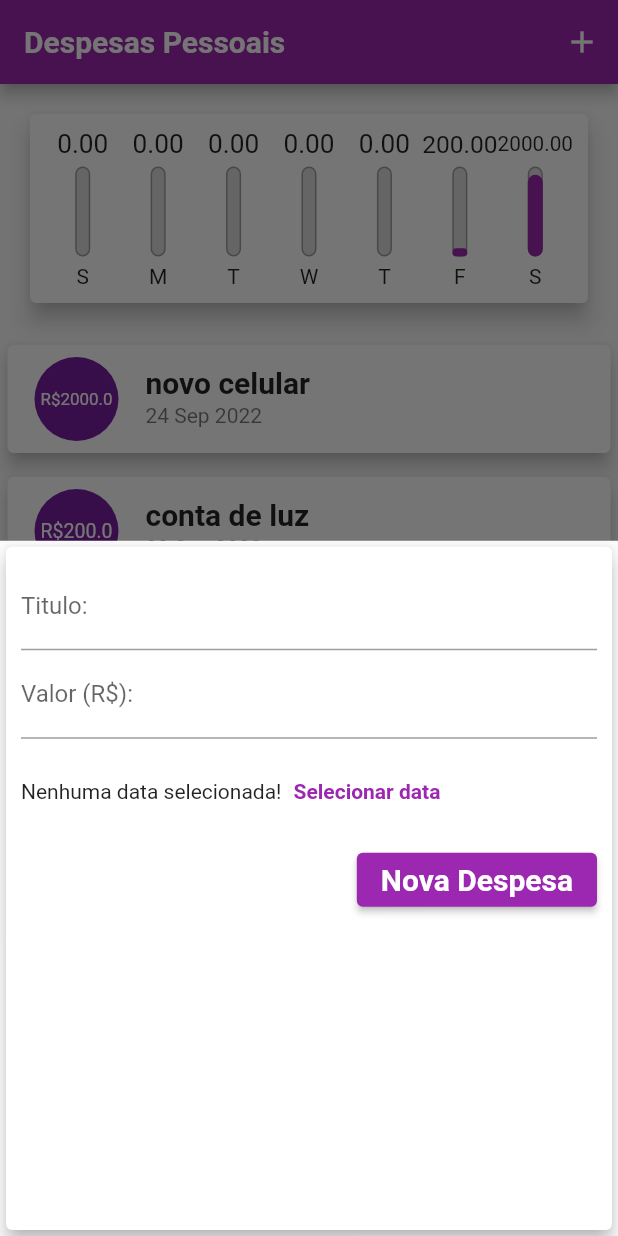
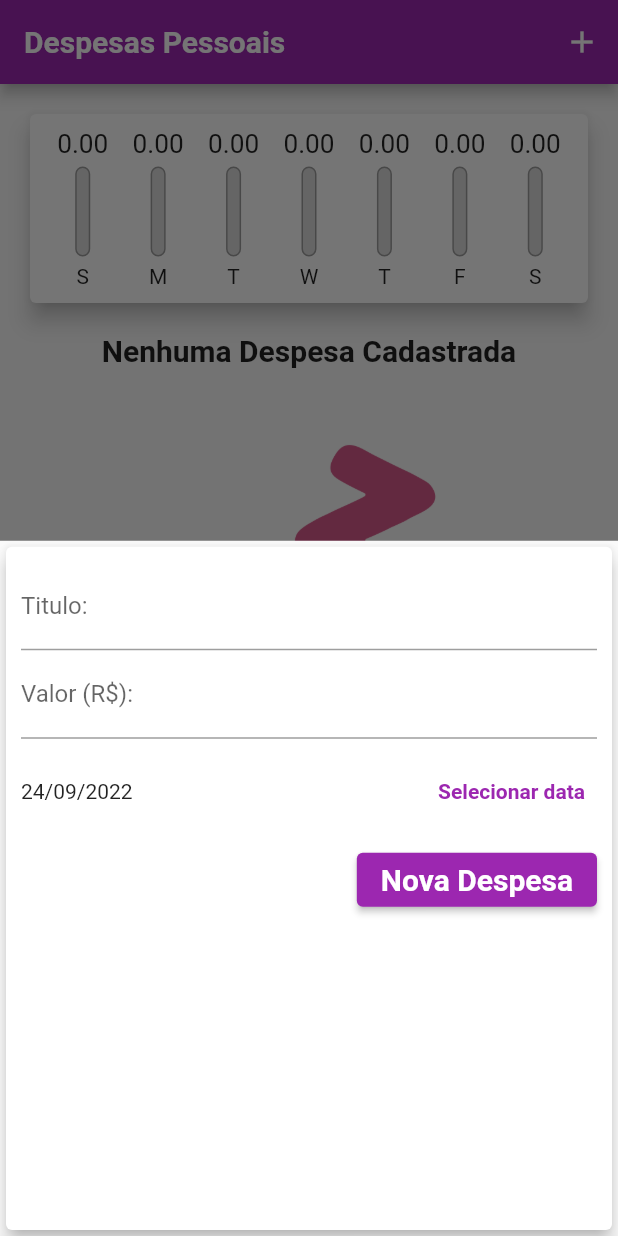
Before and after one commit to LuizFernandesOliveira/flutter-app-personal-expenses, a Flutter app: the screen it shows after launch, after a tap on the "add" icon, on a phone screen of 412 x 824 dp. Run offline on Flutter 3.47's test engine with Material 2 defaults, Android fonts, the phone set to English and light mode, and no system bars.

Commit message:
feat: finishing

```diff
--- a/lib/components/expense_form.dart
+++ b/lib/components/expense_form.dart
@@ -1,7 +1,8 @@
 import 'package:flutter/material.dart';
+import 'package:intl/intl.dart';
 
 class ExpenseForm extends StatefulWidget {
-  final void Function(String, double) onSubmit;
+  final void Function(String, double, DateTime) onSubmit;
 
   ExpenseForm({required this.onSubmit});
 
@@ -10,19 +11,36 @@ class ExpenseForm extends StatefulWidget {
 }
 
 class _ExpenseFormState extends State<ExpenseForm> {
-  final titleController = TextEditingController();
-
-  final valueController = TextEditingController();
+  final _titleController = TextEditingController();
+  final _valueController = TextEditingController();
+  DateTime _selectDate = DateTime.now();
 
   _submitForm() {
-    final title = titleController.text;
-    final value = double.tryParse(valueController.text) ?? 0.0;
+    final title = _titleController.text;
+    final value = double.tryParse(_valueController.text) ?? 0.0;
 
     if (title.isEmpty || value <= 0) {
       return;
     }
 
-    widget.onSubmit(title, value);
+    widget.onSubmit(title, value, _selectDate);
+  }
+
+  _showDatePicker() {
+    showDatePicker(
+      context: context,
+      initialDate: DateTime.now(),
+      firstDate: DateTime(2021),
+      lastDate: DateTime.now(),
+    ).then((value) {
+      if (value == null) {
+        return;
+      }
+
+      setState(() {
+        _selectDate = value;
+      });
+    });
   }
 
   @override
@@ -34,28 +52,29 @@ class _ExpenseFormState extends State<ExpenseForm> {
         child: Column(
           children: [
             TextField(
-              controller: titleController,
+              controller: _titleController,
               onSubmitted: (_) => _submitForm(),
-              decoration: InputDecoration(
-                  labelText: 'Titulo:'
-              ),
+              decoration: const InputDecoration(labelText: 'Titulo:'),
             ),
             TextField(
-              controller: valueController,
-              keyboardType: const TextInputType.numberWithOptions(decimal: true),
+              controller: _valueController,
+              keyboardType:
+                  const TextInputType.numberWithOptions(decimal: true),
               onSubmitted: (_) => _submitForm(),
-              decoration: const InputDecoration(
-                  labelText: 'Valor (R\$):'
-              ),
+              decoration: const InputDecoration(labelText: 'Valor (R\$):'),
             ),
             Container(
               height: 70,
               child: Row(
                 children: [
-                  Text('Nenhuma data selecionada!'),
+                  Expanded(
+                    child: Text(_selectDate == null
+                        ? 'Nenhuma data selecionada!'
+                        : DateFormat('dd/MM/y').format(_selectDate)),
+                  ),
                   TextButton(
-                    onPressed: () {},
-                    child: Text(
+                    onPressed: _showDatePicker,
+                    child: const Text(
                       'Selecionar data',
                       style: TextStyle(
                         fontWeight: FontWeight.bold,
--- a/lib/components/expense_list.dart
+++ b/lib/components/expense_list.dart
@@ -4,13 +4,14 @@ import 'package:intl/intl.dart';
 
 class ExpenseList extends StatelessWidget {
   final List<Expense> expenses;
+  final void Function(String) onDelete;
 
-  ExpenseList({required this.expenses});
+  ExpenseList({required this.expenses, required this.onDelete});
 
   @override
   Widget build(BuildContext context) {
     return Container(
-      height: 300,
+      height: 500,
       child: expenses.isEmpty
         ? Column(
           children: [
@@ -63,6 +64,11 @@ class ExpenseList extends StatelessWidget {
                 subtitle: Text(
                   DateFormat('d MMM y').format(expense.date),
                 ),
+                trailing: IconButton(
+                  icon: Icon(Icons.delete),
+                  color: Colors.red,
+                  onPressed: () => onDelete(expense.id),
+                ),
               ),
             );
           },
--- a/lib/components/graphic.dart
+++ b/lib/components/graphic.dart
@@ -54,7 +54,7 @@ class Graphic extends StatelessWidget {
               child: GraphicBar(
                 label: e['day'].toString(),
                 value: e['value'] as double,
-                percentage: (e['value'] as double) / _weekTotalValue,
+                percentage: _weekTotalValue == 0 ? 0 : (e['value'] as double) / _weekTotalValue,
               ),
             );
           }).toList(),
--- a/lib/main.dart
+++ b/lib/main.dart
@@ -35,10 +35,7 @@ class HomePage extends StatefulWidget {
 }
 
 class _HomePageState extends State<HomePage> {
-  final List<Expense> _expenses = [
-    Expense(id: 'e1', title: 'novo celular', value: 2000, date: DateTime.now()),
-    Expense(id: 'e2', title: 'conta de luz', value: 200, date: DateTime.now().subtract(Duration(days: 1))),
-  ];
+  final List<Expense> _expenses = [];
 
   List<Expense> get _recentExpenses {
     return _expenses.where((e) {
@@ -46,17 +43,23 @@ class _HomePageState extends State<HomePage> {
     }).toList();
   }
 
-  _addExpense(String title, double value) {
+  _addExpense(String title, double value, DateTime date) {
     final newExpense = Expense(
         id: Random().nextDouble().toString(),
         title: title,
         value: value,
-        date: DateTime.now()
+        date: date,
     );
     setState(() {
       _expenses.add(newExpense);
     });
     Navigator.of(context).pop();
+  }
+
+  _deleteExpense(String id) {
+    setState(() {
+      _expenses.removeWhere((element) => element.id == id);
+    });
   }
 
   _openExpenseFormModal(BuildContext context) {
@@ -85,7 +88,7 @@ class _HomePageState extends State<HomePage> {
           crossAxisAlignment: CrossAxisAlignment.stretch,
           children: <Widget>[
             Graphic(recentExpenses: _recentExpenses),
-            ExpenseList(expenses: _expenses),
+            ExpenseList(expenses: _expenses, onDelete: _deleteExpense),
           ],
         ),
       ),
```
